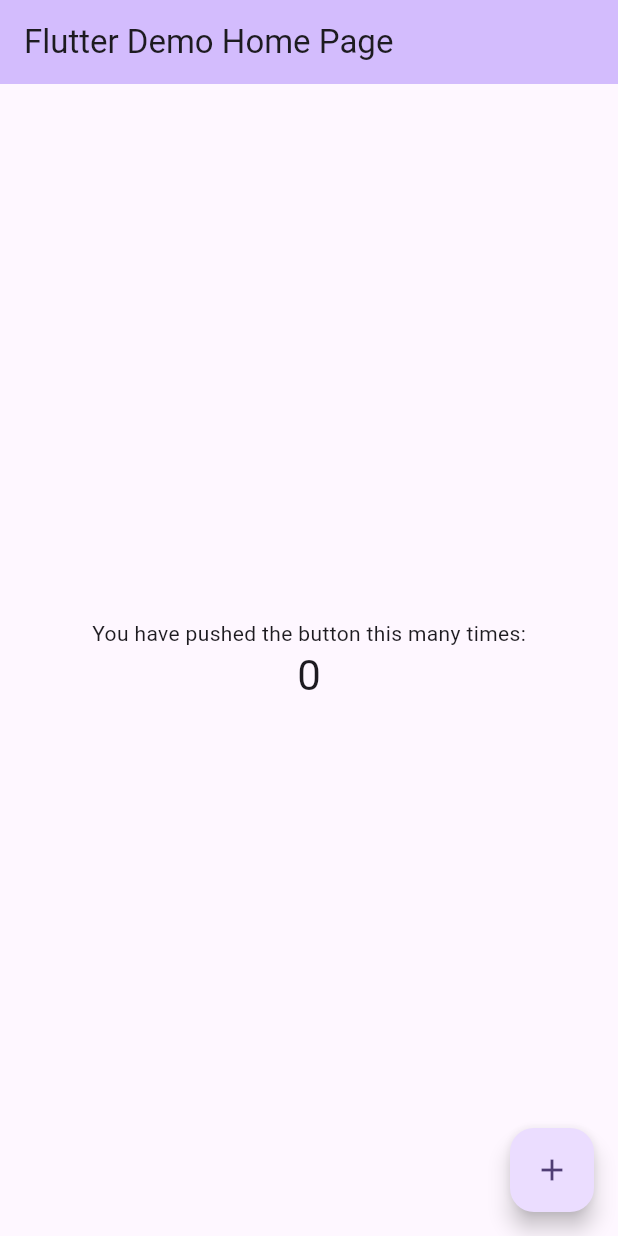
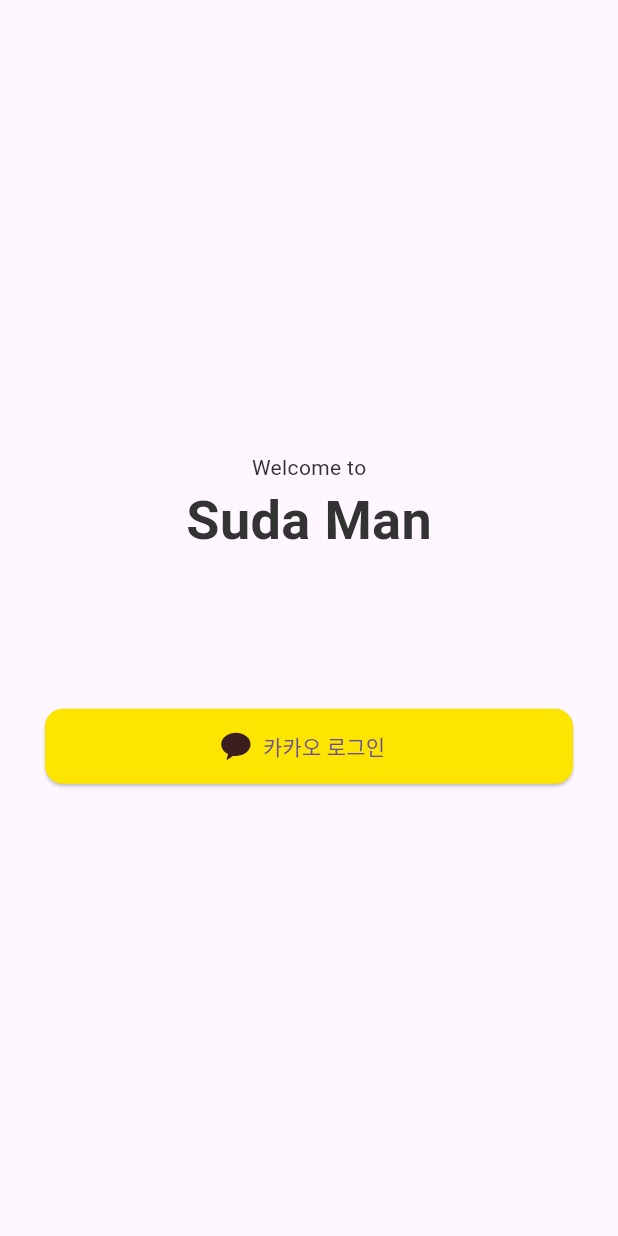
Before and after one commit to janry24/chat_sudaman_app, a Flutter app: the screen it shows after launch, on a phone screen of 412 x 824 dp. Run offline on Flutter 3.47's test engine with Material 3 defaults, Android fonts, the phone set to English and light mode, and no system bars; our stand-ins replace flutter_svg; Roboto replaces fonts that are missing (NotoSansKR).

Commit message:
login 화면 추가 / button, color, font defines 파일 추가

```diff
--- /dev/null
+++ b/lib/defines/button_defines.dart
@@ -0,0 +1,17 @@
+import 'package:flutter/material.dart';
+import 'color_defines.dart';
+
+class ButtonDefines {
+  static ButtonStyle kakaoLoginElBtn = ElevatedButton.styleFrom(
+    backgroundColor: ColorDefines.kakaoLoginBtnColor,
+    minimumSize: const Size.fromHeight(50),
+    shape: const RoundedRectangleBorder(
+      borderRadius: BorderRadius.only(
+        topLeft: Radius.circular(12),
+        topRight: Radius.circular(12),
+        bottomLeft: Radius.circular(12),
+        bottomRight: Radius.circular(12),
+      ),
+    ),
+  );
+}
--- /dev/null
+++ b/lib/defines/color_defines.dart
@@ -0,0 +1,21 @@
+import 'package:flutter/material.dart';
+
+class ColorDefines {
+  static const Color textWhite = Color(0xffffffff);
+  static const Color textDark = Color(0xff333333);
+  static const Color textGrey = Color(0xffaaaaaa);
+  static const Color textPointColor = Color(0xffbbbb97);
+  static const Color bgWhite = Color(0xffffffff);
+  static const Color bgBlack = Color(0xff000000);
+  static const Color bgGrey = Color(0xffaaaaaa);
+  static const Color buttonTextWhite = Color(0xffffffff);
+  static const Color buttonTextDark = Color(0xff333333);
+  static const Color positiveButtonBgDark = Color(0xffbbbb97);
+  static const Color negativeButtonBgDark = Color(0xffaaaaaa);
+  static const Color iconWhite = Color(0xffffffff);
+  static const Color iconDark = Color(0xff333333);
+  static const Color iconGrey = Color(0xffaaaaaa);
+  static const Color iconPointColor = Color(0xffbbbb97);
+  // =================================================
+  static const Color kakaoLoginBtnColor = Color(0xffFEE500);
+}
--- /dev/null
+++ b/lib/defines/font_defines.dart
@@ -0,0 +1,71 @@
+import 'package:flutter/material.dart';
+import 'color_defines.dart';
+
+class FontDefines {
+  static TextStyle crewName = const TextStyle(
+		color: ColorDefines.textDark,
+		fontSize: 36,
+		fontFamily: 'NotoSansKR',
+		fontWeight: FontWeight.bold,
+	);
+  static TextStyle headlineTitle = const TextStyle(
+		color: ColorDefines.textDark,
+		fontSize: 24,
+		fontFamily: 'NotoSansKR',
+		fontWeight: FontWeight.bold,
+	);
+  static TextStyle contentsDefaultTxt = const TextStyle(
+		color: ColorDefines.textDark,
+		fontSize: 14,
+		fontFamily: 'NotoSansKR',
+	);
+  static TextStyle contentsDefaultTxtPointColor = const TextStyle(
+		color: ColorDefines.textPointColor,
+		fontSize: 14,
+		fontFamily: 'NotoSansKR',
+	);
+  static TextStyle drawerHeaderName = const TextStyle(
+		color: ColorDefines.textDark,
+		fontSize: 14,
+		fontFamily: 'NotoSansKR',
+		fontWeight: FontWeight.bold,
+	);
+  static TextStyle drawerHeaderEmail = const TextStyle(
+		color: ColorDefines.textDark,
+		fontSize: 12,
+		fontFamily: 'NotoSansKR',
+	);
+  static TextStyle drawerListTileTxt = const TextStyle(
+		color: ColorDefines.textDark,
+		fontSize: 14,
+		fontFamily: 'NotoSansKR',
+    fontWeight: FontWeight.bold
+	);
+  static TextStyle dialogTitle = const TextStyle(
+		color: ColorDefines.textDark,
+		fontSize: 24,
+		fontFamily: 'NotoSansKR',
+		fontWeight: FontWeight.bold,
+	);
+  static TextStyle dialogContents = const TextStyle(
+		color: ColorDefines.textDark,
+		fontSize: 14,
+		fontFamily: 'NotoSansKR',
+	);
+  static TextStyle dialogMessage = const TextStyle(
+		color: ColorDefines.textDark,
+		fontSize: 14,
+		fontFamily: 'NotoSansKR',
+	);
+  static TextStyle buttonWhite = const TextStyle(
+		color: ColorDefines.buttonTextWhite,
+		fontSize: 14,
+		fontFamily: 'NotoSansKR',
+    fontWeight: FontWeight.bold
+	);
+  static TextStyle buttonDark = const TextStyle(
+		color: ColorDefines.buttonTextDark,
+		fontSize: 14,
+		fontFamily: 'NotoSansKR',
+	);
+}
--- /dev/null
+++ b/lib/login/login.dart
@@ -0,0 +1,41 @@
+import 'package:chat_sudaman_app/defines/button_defines.dart';
+import 'package:chat_sudaman_app/defines/font_defines.dart';
+import 'package:flutter/material.dart';
+import 'package:flutter_svg/flutter_svg.dart';
+
+class Login extends StatefulWidget {
+  const Login({super.key});
+
+  @override
+  State<Login> createState() => _LoginState();
+}
+
+class _LoginState extends State<Login> {
+  @override
+  Widget build(BuildContext context) {
+    return Scaffold(
+      body: Center(
+        child: Padding(
+          padding: const EdgeInsets.fromLTRB(30,0,30,0),
+          child: Column(
+            mainAxisAlignment: MainAxisAlignment.center,
+            children: [
+              Text('Welcome to', style: FontDefines.contentsDefaultTxt),
+              Text('Suda Man', style: FontDefines.crewName),
+              const SizedBox(height: 100),
+              ElevatedButton.icon(
+                onPressed: (){},
+                icon: SvgPicture.asset(
+                  'assets/icon/icon_kakao_login.svg',
+                  width: 20,
+                ),
+                label: const Text('카카오 로그인'),
+                style: ButtonDefines.kakaoLoginElBtn,
+              ),
+            ],
+          ),
+        ),
+      ),
+    );
+  }
+}
--- a/lib/main.dart
+++ b/lib/main.dart
@@ -1,3 +1,5 @@
+import 'package:chat_sudaman_app/defines/color_defines.dart';
+import 'package:chat_sudaman_app/login/login.dart';
 import 'package:flutter/material.dart';
 
 void main() {
@@ -11,115 +13,18 @@
   @override
   Widget build(BuildContext context) {
     return MaterialApp(
-      title: 'Flutter Demo',
+      title: '수다맨',
+      debugShowCheckedModeBanner: false,
       theme: ThemeData(
-        // This is the theme of your application.
-        //
-        // TRY THIS: Try running your application with "flutter run". You'll see
-        // the application has a purple toolbar. Then, without quitting the app,
-        // try changing the seedColor in the colorScheme below to Colors.green
-        // and then invoke "hot reload" (save your changes or press the "hot
-        // reload" button in a Flutter-supported IDE, or press "r" if you used
-        // the command line to start the app).
-        //
-        // Notice that the counter didn't reset back to zero; the application
-        // state is not lost during the reload. To reset the state, use hot
-        // restart instead.
-        //
-        // This works for code too, not just values: Most code changes can be
-        // tested with just a hot reload.
-        colorScheme: ColorScheme.fromSeed(seedColor: Colors.deepPurple),
         useMaterial3: true,
+        dialogBackgroundColor: ColorDefines.bgWhite
       ),
-      home: const MyHomePage(title: 'Flutter Demo Home Page'),
+      initialRoute: '/login',
+      routes: {
+        // '/': (context) => const Home(),
+        '/login': (context) => const Login(),
+        // '/home': (context) => const Home()
+      },
     );
   }
 }
-
-class MyHomePage extends StatefulWidget {
-  const MyHomePage({super.key, required this.title});
-
-  // This widget is the home page of your application. It is stateful, meaning
-  // that it has a State object (defined below) that contains fields that affect
-  // how it looks.
-
-  // This class is the configuration for the state. It holds the values (in this
-  // case the title) provided by the parent (in this case the App widget) and
-  // used by the build method of the State. Fields in a Widget subclass are
-  // always marked "final".
-
-  final String title;
-
-  @override
-  State<MyHomePage> createState() => _MyHomePageState();
-}
-
-class _MyHomePageState extends State<MyHomePage> {
-  int _counter = 0;
-
-  void _incrementCounter() {
-    setState(() {
-      // This call to setState tells the Flutter framework that something has
-      // changed in this State, which causes it to rerun the build method below
-      // so that the display can reflect the updated values. If we changed
-      // _counter without calling setState(), then the build method would not be
-      // called again, and so nothing would appear to happen.
-      _counter++;
-    });
-  }
-
-  @override
-  Widget build(BuildContext context) {
-    // This method is rerun every time setState is called, for instance as done
-    // by the _incrementCounter method above.
-    //
-    // The Flutter framework has been optimized to make rerunning build methods
-    // fast, so that you can just rebuild anything that needs updating rather
-    // than having to individually change instances of widgets.
-    return Scaffold(
-      appBar: AppBar(
-        // TRY THIS: Try changing the color here to a specific color (to
-        // Colors.amber, perhaps?) and trigger a hot reload to see the AppBar
-        // change color while the other colors stay the same.
-        backgroundColor: Theme.of(context).colorScheme.inversePrimary,
-        // Here we take the value from the MyHomePage object that was created by
-        // the App.build method, and use it to set our appbar title.
-        title: Text(widget.title),
-      ),
-      body: Center(
-        // Center is a layout widget. It takes a single child and positions it
-        // in the middle of the parent.
-        child: Column(
-          // Column is also a layout widget. It takes a list of children and
-          // arranges them vertically. By default, it sizes itself to fit its
-          // children horizontally, and tries to be as tall as its parent.
-          //
-          // Column has various properties to control how it sizes itself and
-          // how it positions its children. Here we use mainAxisAlignment to
-          // center the children vertically; the main axis here is the vertical
-          // axis because Columns are vertical (the cross axis would be
-          // horizontal).
-          //
-          // TRY THIS: Invoke "debug painting" (choose the "Toggle Debug Paint"
-          // action in the IDE, or press "p" in the console), to see the
-          // wireframe for each widget.
-          mainAxisAlignment: MainAxisAlignment.center,
-          children: <Widget>[
-            const Text(
-              'You have pushed the button this many times:',
-            ),
-            Text(
-              '$_counter',
-              style: Theme.of(context).textTheme.headlineMedium,
-            ),
-          ],
-        ),
-      ),
-      floatingActionButton: FloatingActionButton(
-        onPressed: _incrementCounter,
-        tooltip: 'Increment',
-        child: const Icon(Icons.add),
-      ), // This trailing comma makes auto-formatting nicer for build methods.
-    );
-  }
-}
```
Also changed, not shown: pubspec.yaml (+4 -3 lines), assets/icon/icon_kakao_login.svg (added), pubspec.lock.
